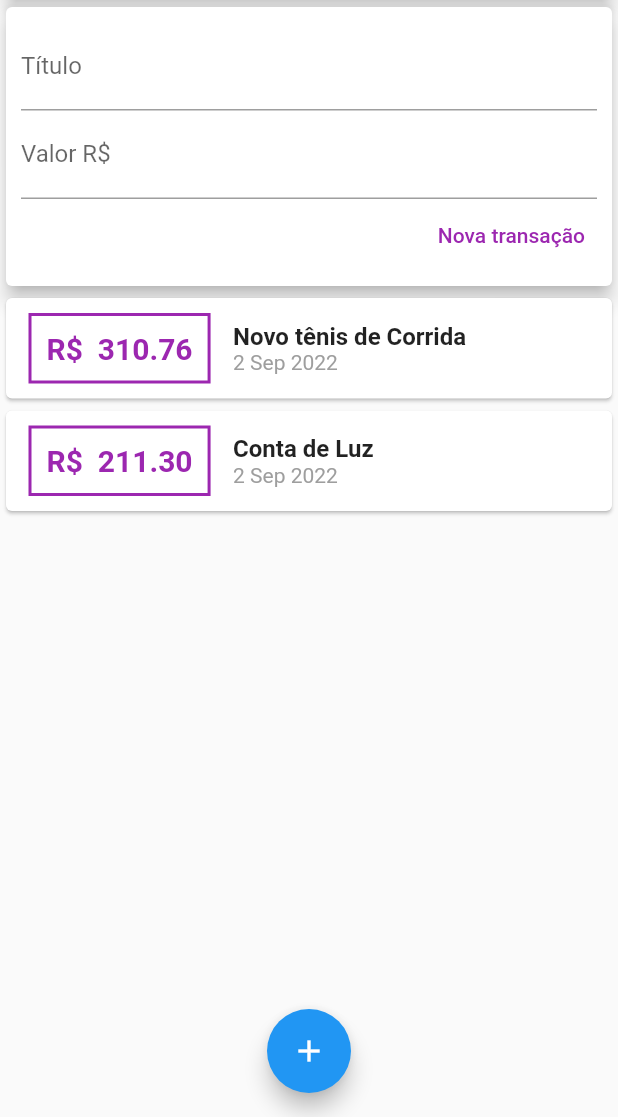
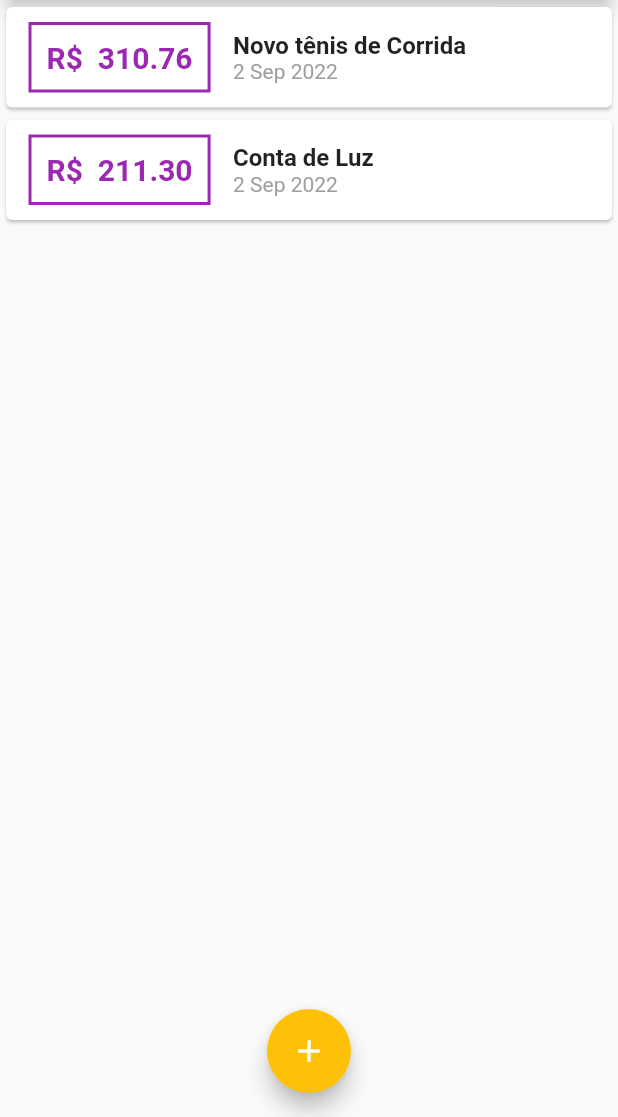
Before and after one commit to edmarques11/expenses_flutter_app, a Flutter app: the screen it shows after launch, on a phone screen of 412 x 824 dp, the part 119-1236 px from its top. Run offline on Flutter 3.47's test engine with Material 2 defaults, Android fonts, the phone set to English and light mode, and no system bars.

Commit message:
feature: ajust theme

```diff
--- a/lib/components/transaction_list.dart
+++ b/lib/components/transaction_list.dart
@@ -23,17 +23,17 @@ class TransactionList extends StatelessWidget {
                       const EdgeInsets.symmetric(horizontal: 15, vertical: 10),
                   decoration: BoxDecoration(
                     border: Border.all(
-                      color: Colors.purple,
+                      color: Theme.of(context).primaryColor,
                       width: 2,
                     ),
                   ),
                   padding: const EdgeInsets.all(10),
                   child: Text(
                     "R\$  ${tr.value.toStringAsFixed(2)}",
-                    style: const TextStyle(
+                    style: TextStyle(
                       fontWeight: FontWeight.bold,
                       fontSize: 20,
-                      color: Colors.purple,
+                      color: Theme.of(context).primaryColor,
                     ),
                   ),
                 ),
--- a/lib/main.dart
+++ b/lib/main.dart
@@ -14,8 +14,12 @@ class ExpensesApp extends StatelessWidget {
 
   @override
   Widget build(BuildContext context) {
-    return const MaterialApp(
-      home: MyHomePage(),
+    return MaterialApp(
+      home: const MyHomePage(),
+      theme: ThemeData(
+        primarySwatch: Colors.purple,
+        colorScheme: ColorScheme.fromSwatch().copyWith(secondary: Colors.amber),
+      ),
     );
   }
 }
@@ -54,6 +58,8 @@ class _MyHomePageState extends State<MyHomePage> {
     setState(() {
       _transactions.add(newTransaction);
     });
+
+    Navigator.of(context).pop();
   }
 
   openTransactionFormModal(BuildContext context) {
@@ -89,9 +95,6 @@ class _MyHomePageState extends State<MyHomePage> {
             ),
             Column(
               children: <Widget>[
-                TransactionForm(
-                  onSubmit: _addTransaction,
-                ),
                 TransactionList(transactions: _transactions),
               ],
             )
```
